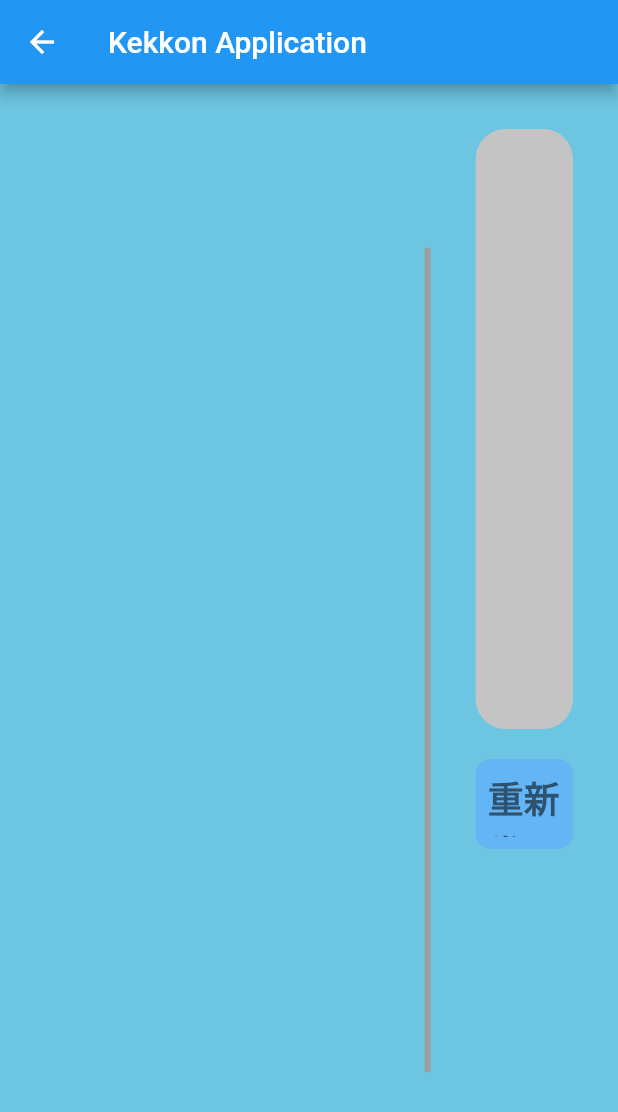
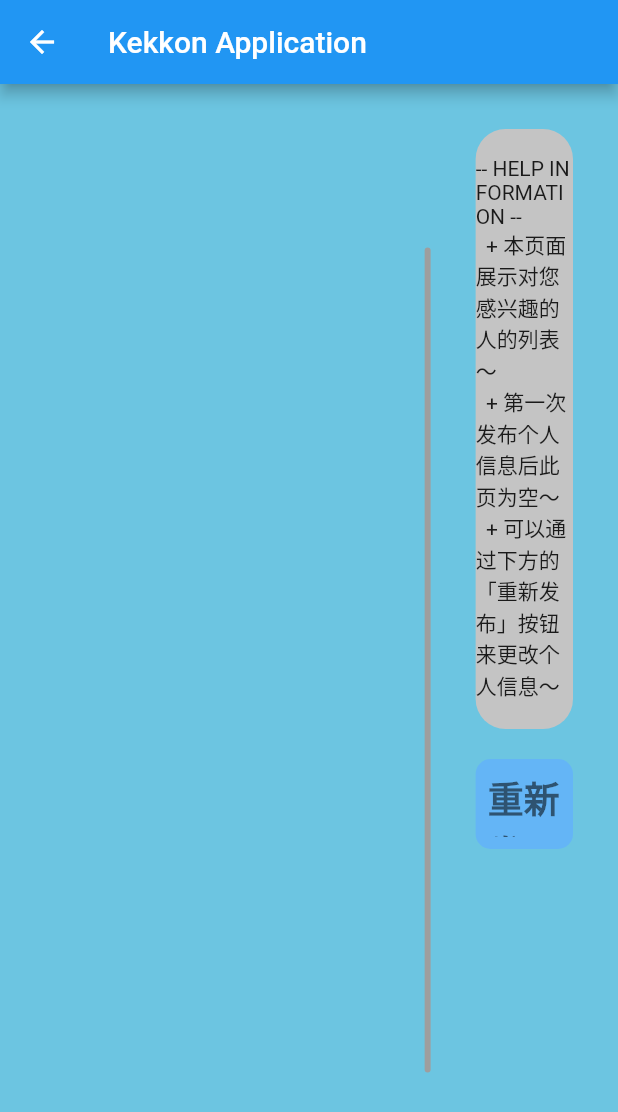
Before and after one commit to ShiinaOrez/kekkon, a Flutter app: the ProfileWidget screen opened directly, on a phone screen of 412 x 824 dp. Shown: the top 1112 px of the screen. Run offline on Flutter 3.47's test engine with Material 2 defaults, Android fonts, the phone set to English and light mode, and no system bars.

Commit message:
[fix: some bugs]

```diff
--- a/lib/method.dart
+++ b/lib/method.dart
@@ -12,6 +12,7 @@ Future<String> methodLogin(String username, String password) async {
 Future<bool> methodHasPublished(String username) async {
   final bool value =
       await requesterCh.invokeMethod('has_published', {"username": username});
+  print('[HasPublished]: return $value');
   return value;
 }
 
--- a/lib/profile.dart
+++ b/lib/profile.dart
@@ -14,10 +14,10 @@ Widget buildBlockFromElement(element) {
           child: Padding(
             padding: const EdgeInsets.all(8.0),
             child: Text(
-              "Finder Name: " +
+              "Finder Name:   " +
                   element["finder_name"] +
                   "\n" +
-                  "We       Chat  : " +
+                  "We       Chat  :    " +
                   element["we_chat"],
               style: TextStyle(
                   color: Colors.black45,
@@ -42,28 +42,25 @@ class _ProfileWidget extends State<ProfileWidget> {
     this.username = username;
   }
   String username;
-  List<dynamic> finderList;
 
   Future<bool> _onWillPop() async {
     Navigator.pushNamed(context, "/");
   }
 
-  @override
-  Widget build(BuildContext context) {
-    List<Widget> leftFinderWidgetList = <Widget>[];
-    List<Widget> rightFinderWidgetList = <Widget>[];
+  List<List<Widget>> loadFinders(String value) {
+    List<dynamic> finderList = parseJSON(value);
 
-    methodGetFinders(this.username).then((value) {
-      this.finderList = parseJSON(value);
-    });
-    if (this.finderList == null) {
-      this.finderList = <dynamic>[];
+    List<dynamic> leftFinderList =
+        finderList.sublist(0, finderList.length ~/ 2);
+    List<dynamic> rightFinderList = finderList.sublist(finderList.length ~/ 2);
+
+    if (rightFinderList.length > leftFinderList.length) {
+      leftFinderList.add(rightFinderList.last);
+      rightFinderList.removeLast();
     }
 
-    List<dynamic> leftFinderList =
-        this.finderList.sublist(0, this.finderList.length ~/ 2);
-    List<dynamic> rightFinderList =
-        this.finderList.sublist(this.finderList.length ~/ 2);
+    List<Widget> leftFinderWidgetList = [];
+    List<Widget> rightFinderWidgetList = [];
 
     leftFinderList.forEach((element) {
       leftFinderWidgetList.add(buildBlockFromElement(element));
@@ -72,9 +69,28 @@ class _ProfileWidget extends State<ProfileWidget> {
       rightFinderWidgetList.add(buildBlockFromElement(element));
     });
 
+    List<List<Widget>> result = [];
+    result.add(leftFinderWidgetList);
+    result.add(rightFinderWidgetList);
+
+    return result;
+  }
+
+  @override
+  Widget build(BuildContext context) {
     return new WillPopScope(
         onWillPop: _onWillPop,
-        child: Scaffold(
+        child: FutureBuilder<String>(
+          future: methodGetFinders(
+              this.username), // a previously-obtained Future<String> or null
+          builder: (BuildContext context, AsyncSnapshot<String> snapshot) {
+            List<List<Widget>> children = [];
+            if (snapshot.hasData) {
+              children = this.loadFinders(snapshot.data);
+            } else {
+              children = [<Widget>[], <Widget>[]];
+            }
+            return Scaffold(
                 appBar: AppBar(
                   title: Text('Kekkon Application'),
                 ),
@@ -90,7 +106,7 @@ class _ProfileWidget extends State<ProfileWidget> {
                           itemExtent: 100,
                           cacheExtent: 100,
                           addAutomaticKeepAlives: false,
-                    children: leftFinderWidgetList,
+                          children: children[0],
                         ),
                       ),
                       Expanded(
@@ -99,7 +115,7 @@ class _ProfileWidget extends State<ProfileWidget> {
                           itemExtent: 100,
                           cacheExtent: 100,
                           addAutomaticKeepAlives: false,
-                    children: rightFinderWidgetList,
+                          children: children[1],
                         ),
                       ),
                       SizedBox(
@@ -125,8 +141,16 @@ class _ProfileWidget extends State<ProfileWidget> {
                                       child: DecoratedBox(
                                         decoration: BoxDecoration(
                                           color: Color(0xffC4C4C4),
-                                    borderRadius: BorderRadius.circular(20),
+                                          borderRadius:
+                                              BorderRadius.circular(20),
                                         ),
+                                        child: Center(
+                                            child: Text(
+                                                '-- HELP INFORMATION --' +
+                                                    '\n  + 本页面展示对您感兴趣的人的列表～' +
+                                                    '\n  + 第一次发布个人信息后此页为空～' +
+                                                    '\n  + 可以通过下方的「重新发布」按钮' +
+                                                    '\n来更改个人信息～')),
                                       ),
                                     )),
                                   ),
@@ -158,7 +182,8 @@ class _ProfileWidget extends State<ProfileWidget> {
                               )))
                     ],
                   )),
-          ),
+                ));
+          },
         ));
   }
 }
--- a/lib/publish.dart
+++ b/lib/publish.dart
@@ -104,6 +104,16 @@ class _PublishWidget extends State<PublishWidget> {
                                 color: Color(0xffC4C4C4),
                                 borderRadius: BorderRadius.circular(20),
                               ),
+                              child: Center(
+                                child: Text('-- HELP INFORMATION --' +
+                                    '\n发布时请注意发布信息需要填写完整' +
+                                    '\n例如：' +
+                                    '\n    身高：170cm 或 一米七;' +
+                                    '\n    体重：100斤 或 50kg;' +
+                                    '\n    学历：本科 或 哈工大硕士;' +
+                                    '\n    故乡：武汉 或 湖北宜昌;' +
+                                    '\n    留言：「你想对追寻者说的话」;'),
+                              ),
                             ),
                           ),
                           Padding(
@@ -136,24 +146,6 @@ class _PublishWidget extends State<PublishWidget> {
                                         .then((value) {
                                       ret = value;
                                       return value == "";
-                                      // }).then((success) {
-                                      //   showDialog(
-                                      //       context: context,
-                                      //       builder: (context) {
-                                      //         // 展示登陆成功
-                                      //         if (success) {
-                                      //           print("login success");
-                                      //           return AlertDialog(
-                                      //               title: Text(
-                                      //                   "发布成功/ Publish Success"));
-                                      //         }
-                                      //         // 展示登陆失败
-                                      //         return AlertDialog(
-                                      //           title: Text("发布失败/ Publish Failed"),
-                                      //           content: new Text(ret),
-                                      //         );
-                                      //       });
-                                      //   return success;
                                     }).then((success) {
                                       if (success) {
                                         Navigator.pushNamed(
--- a/pubspec.yaml
+++ b/pubspec.yaml
@@ -13,7 +13,7 @@ dependencies:
   # The following adds the Cupertino Icons font to your application.
   # Use with the CupertinoIcons class for iOS style icons.
   cupertino_icons: ^0.1.2
-  win32: ^1.7.4+1
+  win32: ^2.2.10
 
 dev_dependencies:
   flutter_test:
```
Also changed, not shown: lib/find.dart (+46 -37 lines), lib/kekkon.dart (+1 -12 lines), lib/login.dart (+16 -24 lines), lib/succeed.dart (+20 -3 lines), pubspec.lock, 2 other files. Lines whose indentation alone changed are shown as unchanged.
